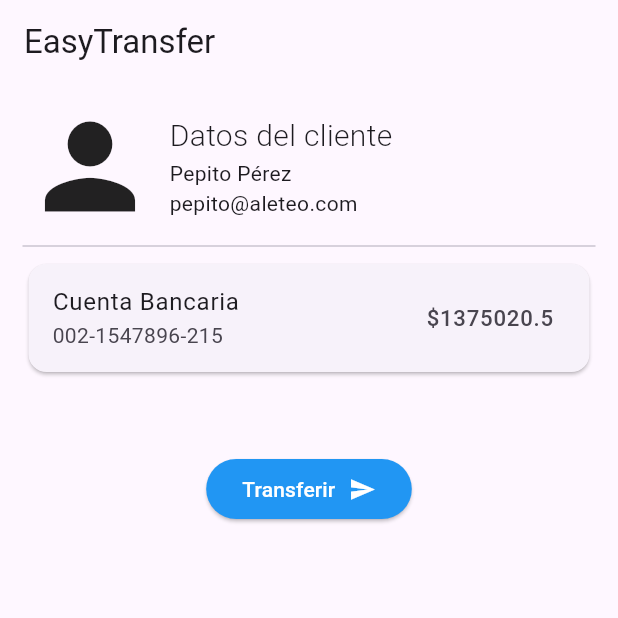
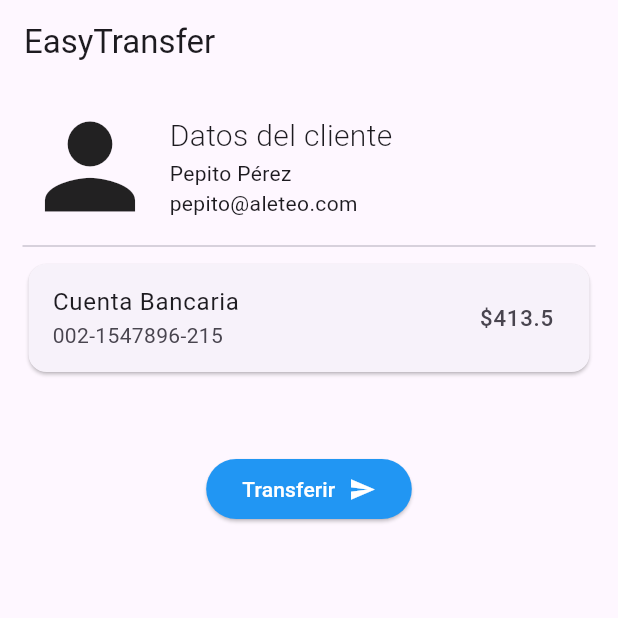
Before and after one commit to JimenaLeyva07/pattern_prototype, a Flutter app: the screen it shows after launch, on a phone screen of 412 x 824 dp, the top half of it. Run offline on Flutter 3.47's test engine with Material 3 defaults, Android fonts, the light colour scheme and no system bars; accounts and stored records are empty.

Commit message:
changed mock and redirection after transfer

```diff
--- a/lib/mocks/client_mock.dart
+++ b/lib/mocks/client_mock.dart
@@ -9,12 +9,12 @@ ClientModel clientMock = ClientModel(
     accounts: [
       AccountModel(
         accountNumber: '002-1547896-215',
-        balance: 1375020.50,
+        balance: 413.5,
         typeAccount: AccountType.ahorro,
       ),
       AccountModel(
         accountNumber: '002-1547896-215',
-        balance: 1689310.90,
+        balance: 529.75,
         typeAccount: AccountType.corriente,
       ),
     ]);
```
Also changed, not shown: lib/ui/pages/transfer_page.dart (+6 -1 lines).
